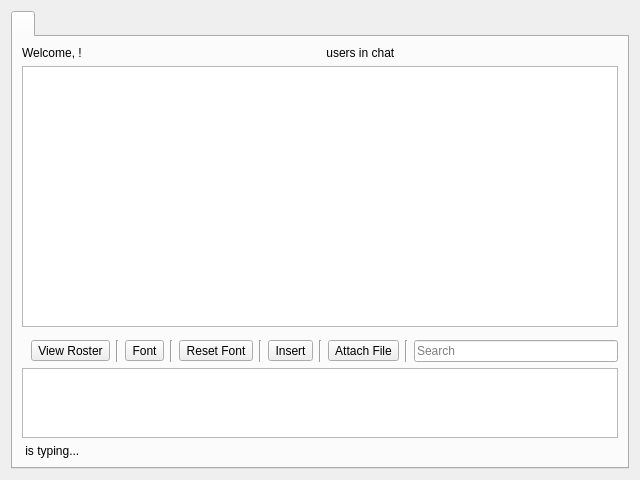
Before: the Qt Designer form src/ui/xmpp/gkxmppmessagedialog.ui in GekkoFyre/small-world-deluxe, drawn with Qt 5.
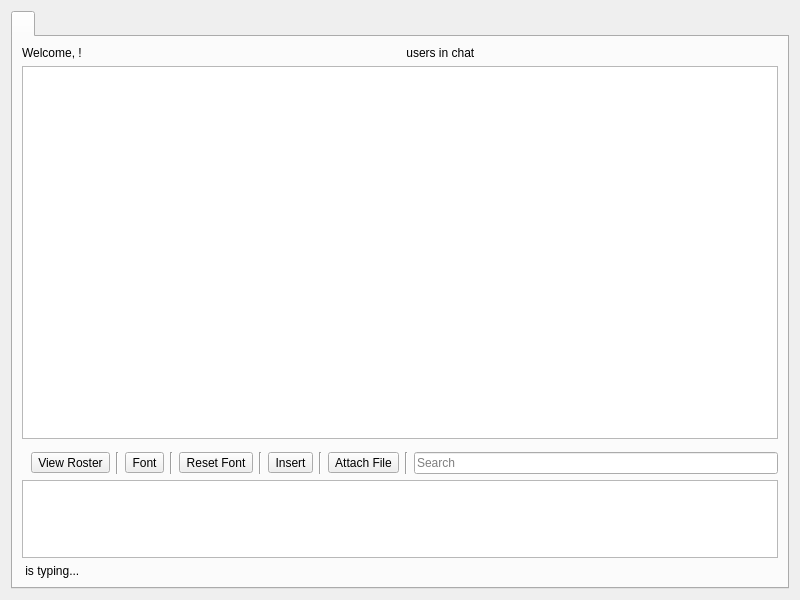
After: the same form once the commit is applied.

Commit message: * Something weird is going on with my Linux installation. GUI's appear normally and as they should under Microsoft Windows, but are all incorrect when switching to Linux. I guess this is something I have to keep in mind when editing a GUI form under Linux, or just strictly keep this activity for something under Microsoft Windows.

Diff of the .ui file:
```diff
--- a/src/ui/xmpp/gkxmppmessagedialog.ui
+++ b/src/ui/xmpp/gkxmppmessagedialog.ui
@@ -6,10 +6,16 @@
    <rect>
     <x>0</x>
     <y>0</y>
-    <width>640</width>
-    <height>480</height>
+    <width>800</width>
+    <height>600</height>
    </rect>
   </property>
+  <property name="minimumSize">
+   <size>
+    <width>800</width>
+    <height>600</height>
+   </size>
+  </property>
   <property name="windowTitle">
    <string>&lt;callsign&gt; -- Small World Deluxe</string>
   </property>
```
The commit also changes 7 other files.
